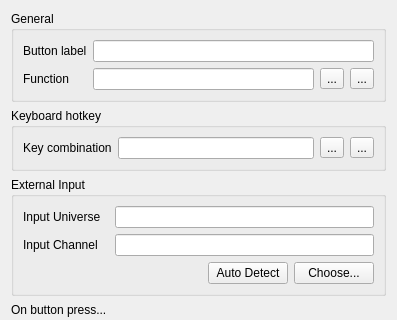
Qt form ui/src/vcbuttonproperties.ui (Andersbakken/qlc) before a commit; both pictures show x 0 to 397 and y 0 to 320 of the 397 by 490 pixel window.
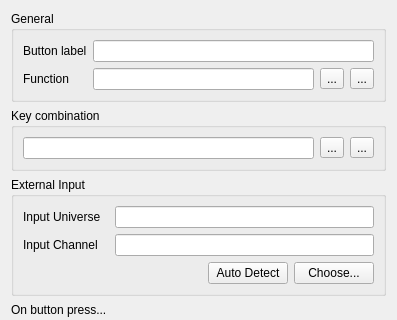
The same form after that commit. Icons and pictures are not drawn.

Commit message: Changed the title of the keyboard hotkey frame and removed the unnecessary repeating label in vcbuttonproperties

The edit to the form file:
```diff
--- a/ui/src/vcbuttonproperties.ui
+++ b/ui/src/vcbuttonproperties.ui
@@ -97,16 +97,9 @@
    <item>
     <widget class="QGroupBox" name="groupBox_2">
      <property name="title">
-      <string>Keyboard hotkey</string>
+      <string>Key combination</string>
      </property>
      <layout class="QHBoxLayout">
-      <item>
-       <widget class="QLabel" name="m_keyLabel">
-        <property name="text">
-         <string>Key combination</string>
-        </property>
-       </widget>
-      </item>
       <item>
        <widget class="QLineEdit" name="m_keyEdit">
         <property name="toolTip">
```
